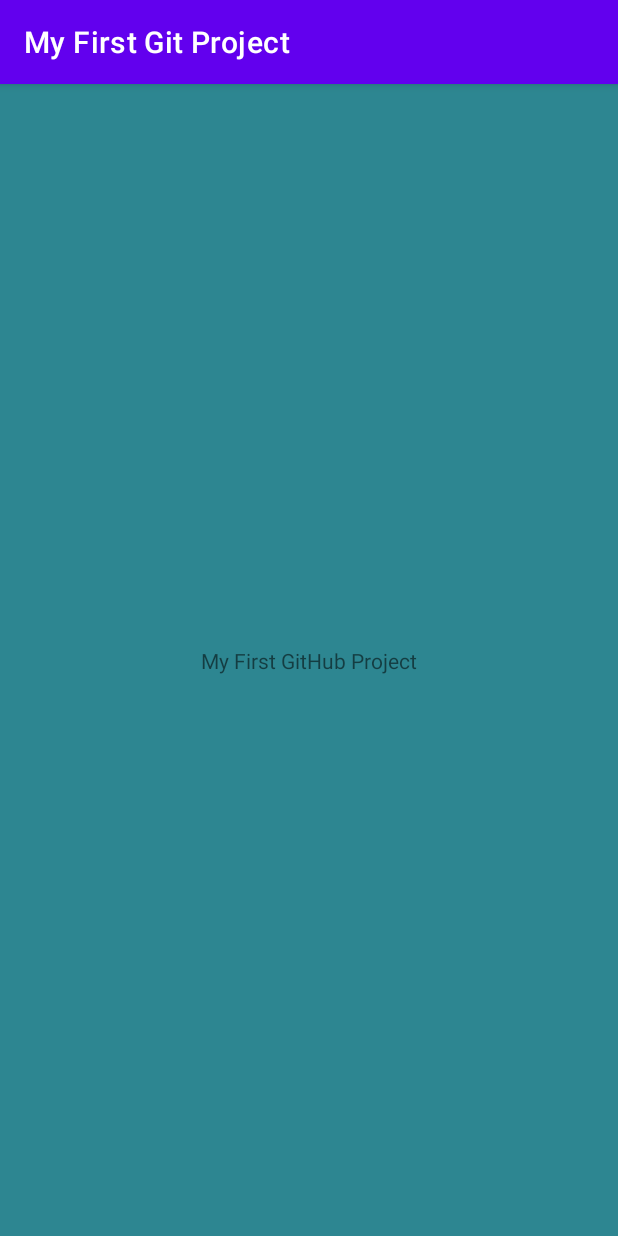
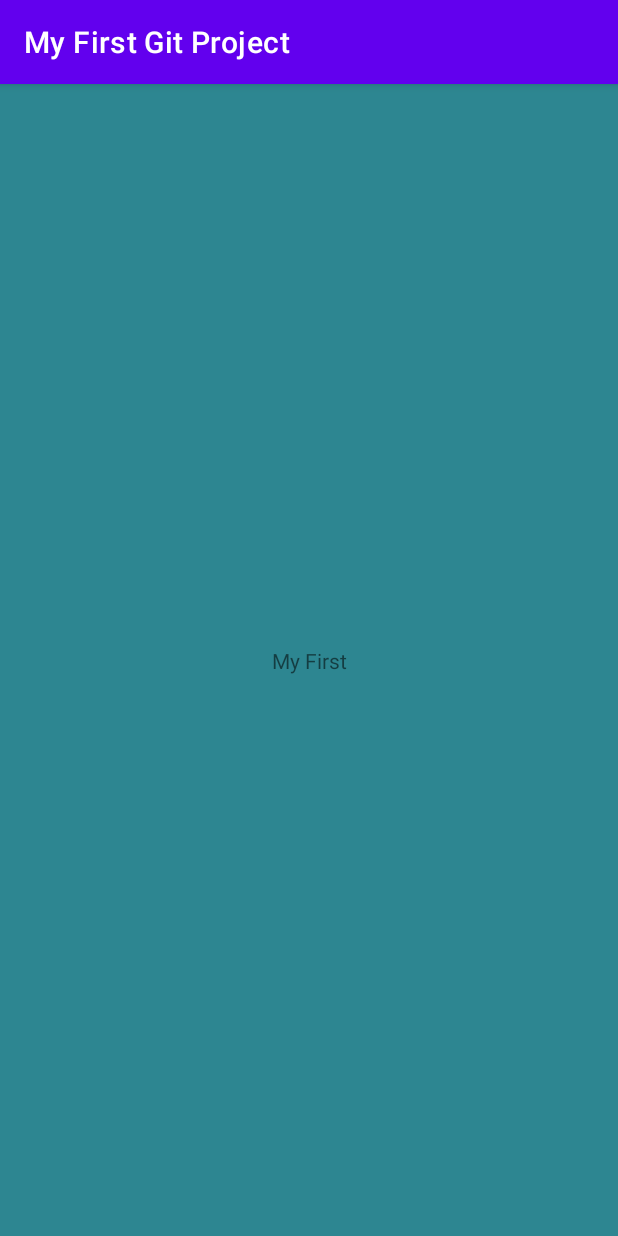
Before and after one commit to AlexManro/MyFirstGitProject, an Android app: the screen it shows after launch (MainActivity), on a phone screen of 412 x 824 dp. Run offline under Robolectric (Android 15) with nearby library versions, the phone set to English and light mode, and no system bars.

Commit message:
change text

```diff
--- a/app/src/main/res/layout/activity_main.xml
+++ b/app/src/main/res/layout/activity_main.xml
@@ -10,7 +10,7 @@
     <TextView
         android:layout_width="wrap_content"
         android:layout_height="wrap_content"
-        android:text="My First GitHub Project"
+        android:text="My First"
         app:layout_constraintBottom_toBottomOf="parent"
         app:layout_constraintLeft_toLeftOf="parent"
         app:layout_constraintRight_toRightOf="parent"
```
